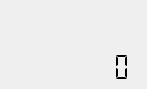
Before: the Qt Designer form trunk/tools/dialog_magnetophone.ui in davy7125/polyphone, drawn with Qt 5.
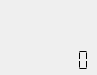
After: the same form once the commit is applied. Icons and pictures are not drawn.

Diff of the .ui file:
```diff
--- a/trunk/tools/dialog_magnetophone.ui
+++ b/trunk/tools/dialog_magnetophone.ui
@@ -6,22 +6,10 @@
    <rect>
     <x>0</x>
     <y>0</y>
-    <width>147</width>
-    <height>89</height>
+    <width>97</width>
+    <height>75</height>
    </rect>
   </property>
-  <property name="minimumSize">
-   <size>
-    <width>147</width>
-    <height>89</height>
-   </size>
-  </property>
-  <property name="maximumSize">
-   <size>
-    <width>147</width>
-    <height>89</height>
-   </size>
-  </property>
   <property name="windowTitle">
    <string>Magnétophone</string>
   </property>
@@ -29,16 +17,23 @@
    <iconset resource="../ressources.qrc">
     <normaloff>:/icones/icon</normaloff>:/icones/icon</iconset>
   </property>
-  <layout class="QVBoxLayout" name="verticalLayout">
+  <layout class="QGridLayout" name="gridLayout">
+   <property name="leftMargin">
+    <number>3</number>
+   </property>
+   <property name="topMargin">
+    <number>3</number>
+   </property>
+   <property name="rightMargin">
+    <number>3</number>
+   </property>
+   <property name="bottomMargin">
+    <number>3</number>
+   </property>
    <property name="spacing">
-    <number>3</number>
+    <number>6</number>
    </property>
-   <property name="margin">
-    <number>3</number>
-   </property>
-   <item>
-    <layout class="QHBoxLayout" name="horizontalLayout">
-     <item>
+   <item row="0" column="0">
       <widget class="QPushButton" name="pushRecord">
        <property name="minimumSize">
         <size>
@@ -70,7 +65,7 @@
        </property>
       </widget>
      </item>
-     <item>
+   <item row="0" column="1">
       <widget class="QPushButton" name="pushPlayPause">
        <property name="minimumSize">
         <size>
@@ -99,9 +94,7 @@
        </property>
       </widget>
      </item>
-    </layout>
-   </item>
-   <item>
+   <item row="1" column="0" colspan="2">
     <widget class="QLCDNumber" name="lcdNumber">
      <property name="maximumSize">
       <size>
@@ -112,7 +105,7 @@
      <property name="frameShape">
       <enum>QFrame::NoFrame</enum>
      </property>
-     <property name="numDigits">
+     <property name="digitCount">
       <number>8</number>
      </property>
      <property name="segmentStyle">
```
Lines whose indentation alone changed are shown as unchanged.
